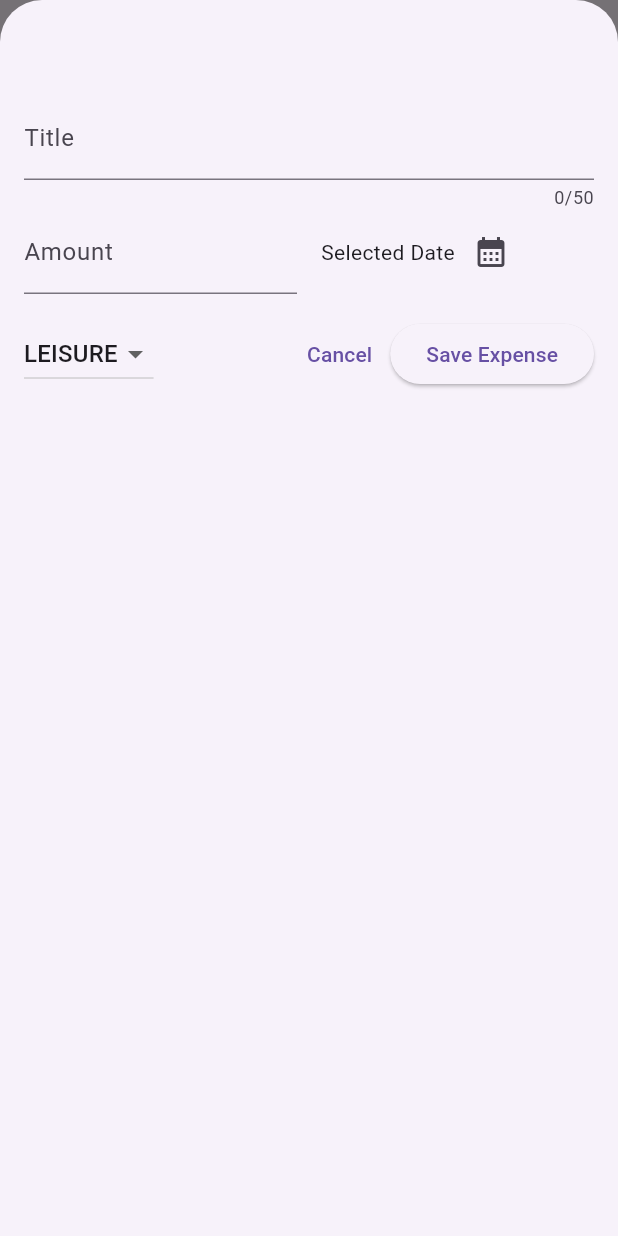
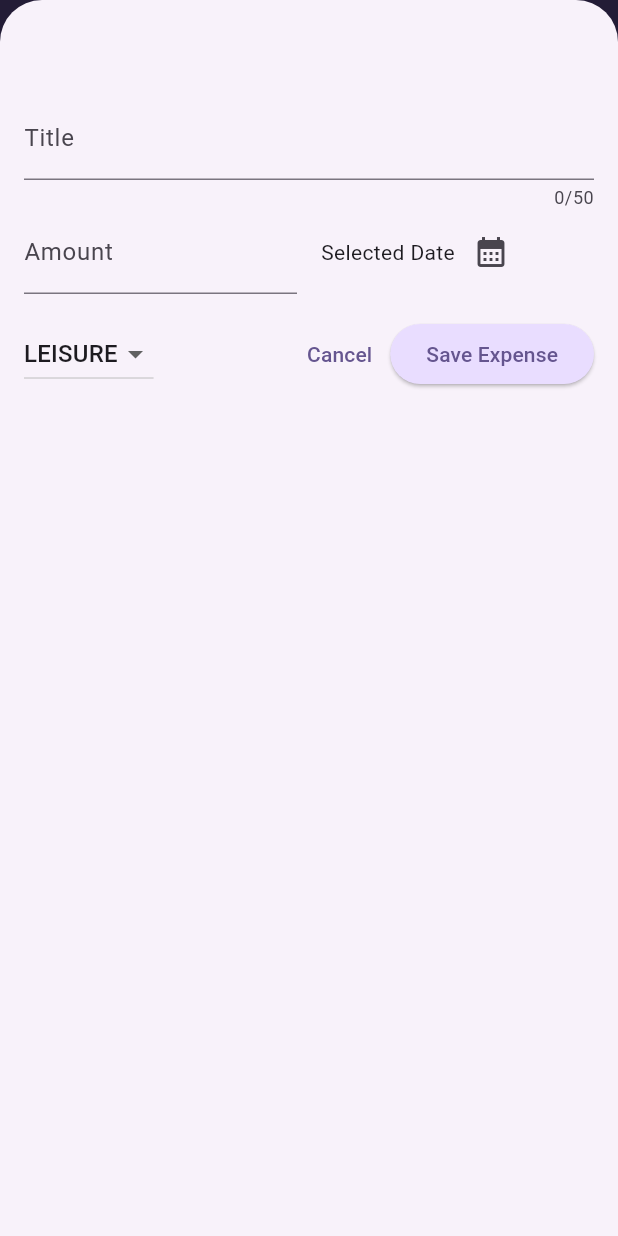
Before and after one commit to okreflection/FlutterApps, a Flutter app: the screen it shows after launch, after a tap on the "add" icon, on a phone screen of 412 x 824 dp. Run offline on Flutter 3.47's test engine with Material 3 defaults, Android fonts, the phone set to English and light mode, and no system bars; our stand-ins replace google_fonts.

Commit message:
Update charts and theming.

```diff
--- a/expense_tracker/lib/expenses.dart
+++ b/expense_tracker/lib/expenses.dart
@@ -1,8 +1,11 @@
+import 'dart:math';
+
 import 'package:flutter/material.dart';
 
 import 'package:expense_tracker/widgets/expenses_list/expenses_list.dart';
 import 'package:expense_tracker/widgets/new_expense.dart';
 import 'package:expense_tracker/models/expense.dart';
+import 'package:expense_tracker/widgets/chart/chart.dart';
 
 class Expenses extends StatefulWidget {
   const Expenses({super.key});
@@ -47,13 +50,37 @@ class _ExpensesState extends State<Expenses> {
   }
 
   void _removeExpense(Expense expense) {
+    final expenseIndex = _registeredExpenses.indexOf(expense);
     setState(() {
       _registeredExpenses.remove(expense);
     });
+    ScaffoldMessenger.of(context).showSnackBar(
+      SnackBar(
+        duration: const Duration(seconds: 3),
+        content: const Text('Expense deleted'),
+        action: SnackBarAction(
+            label: 'Undo',
+            onPressed: () {
+              setState(() {
+                _registeredExpenses.insert(expenseIndex, expense);
+              });
+            }),
+      ),
+    );
   }
 
   @override
   Widget build(BuildContext context) {
+    Widget mainContent =
+        const Center(child: Text('No expenses found, Start adding some!'));
+
+    if (_registeredExpenses.isNotEmpty) {
+      mainContent = ExpensesList(
+        expenses: _registeredExpenses,
+        onRemoveExpense: _removeExpense,
+      );
+    }
+
     return Scaffold(
       appBar: AppBar(
         title: const Text('Flutter Expense Tracker'),
@@ -66,12 +93,8 @@ class _ExpensesState extends State<Expenses> {
       ),
       body: Column(
         children: [
-          const Text('The chart'),
-          Expanded(
-              child: ExpensesList(
-            expenses: _registeredExpenses,
-            onRemoveExpense: _removeExpense,
-          )),
+          Chart(expenses: _registeredExpenses),
+          Expanded(child: mainContent),
         ],
       ),
     );
--- a/expense_tracker/lib/main.dart
+++ b/expense_tracker/lib/main.dart
@@ -2,10 +2,55 @@ import 'package:flutter/material.dart';
 
 import 'package:expense_tracker/expenses.dart';
 
+var kColorScheme =
+    ColorScheme.fromSeed(seedColor: Color.fromARGB(255, 96, 59, 181));
+
+var kDarkColorScheme = ColorScheme.fromSeed(
+  brightness: Brightness.dark,
+  seedColor: const Color.fromARGB(255, 5, 99, 125),
+);
+
 void main() {
   runApp(
-    const MaterialApp(
-      home: Expenses(),
+    MaterialApp(
+      darkTheme: ThemeData.dark().copyWith(
+        colorScheme: kDarkColorScheme,
+        cardTheme: const CardTheme().copyWith(
+          color: kDarkColorScheme.secondaryContainer,
+          margin: const EdgeInsets.symmetric(horizontal: 16, vertical: 8),
+        ),
+        elevatedButtonTheme: ElevatedButtonThemeData(
+          style: ElevatedButton.styleFrom(
+            backgroundColor: kDarkColorScheme.primaryContainer,
+            foregroundColor: kDarkColorScheme.onPrimaryContainer,
+          ),
+        ),
+      ),
+      theme: ThemeData().copyWith(
+        colorScheme: kColorScheme,
+        appBarTheme: const AppBarTheme().copyWith(
+          backgroundColor: kColorScheme.onPrimaryContainer,
+          foregroundColor: kColorScheme.primaryContainer,
+        ),
+        cardTheme: const CardTheme().copyWith(
+          color: kColorScheme.secondaryContainer,
+          margin: const EdgeInsets.symmetric(horizontal: 16, vertical: 8),
+        ),
+        elevatedButtonTheme: ElevatedButtonThemeData(
+          style: ElevatedButton.styleFrom(
+            backgroundColor: kColorScheme.primaryContainer,
+          ),
+        ),
+        textTheme: ThemeData().textTheme.copyWith(
+              titleLarge: TextStyle(
+                fontWeight: FontWeight.bold,
+                color: kColorScheme.onSecondaryContainer,
+                fontSize: 18,
+              ),
+            ),
+      ),
+      themeMode: ThemeMode.system,
+      home: const Expenses(),
     ),
   );
 }
--- a/expense_tracker/lib/models/expense.dart
+++ b/expense_tracker/lib/models/expense.dart
@@ -38,3 +38,26 @@ class Expense {
     return formatter.format(date);
   }
 }
+
+class ExpenseBucket {
+  const ExpenseBucket({
+    required this.category,
+    required this.expenses,
+  });
+
+  ExpenseBucket.forCategory(List<Expense> allExpenses, this.category)
+      : expenses = allExpenses
+            .where((expense) => expense.category == category)
+            .toList();
+
+  final Category category;
+  final List<Expense> expenses;
+
+  double get totalExpenses {
+    double sum = 0;
+    for (final expense in expenses) {
+      sum += expense.amount;
+    }
+    return sum;
+  }
+}
--- /dev/null
+++ b/expense_tracker/lib/widgets/chart/chart.dart
@@ -0,0 +1,95 @@
+import 'package:flutter/material.dart';
+
+import 'package:expense_tracker/widgets/chart/chart_bar.dart';
+import 'package:expense_tracker/models/expense.dart';
+
+class Chart extends StatelessWidget {
+  const Chart({super.key, required this.expenses});
+
+  final List<Expense> expenses;
+
+  List<ExpenseBucket> get buckets {
+    return [
+      ExpenseBucket.forCategory(expenses, Category.food),
+      ExpenseBucket.forCategory(expenses, Category.leisure),
+      ExpenseBucket.forCategory(expenses, Category.travel),
+      ExpenseBucket.forCategory(expenses, Category.work),
+    ];
+  }
+
+  double get maxTotalExpense {
+    double maxTotalExpense = 0;
+
+    for (final bucket in buckets) {
+      if (bucket.totalExpenses > maxTotalExpense) {
+        maxTotalExpense = bucket.totalExpenses;
+      }
+    }
+
+    return maxTotalExpense;
+  }
+
+  @override
+  Widget build(BuildContext context) {
+    final isDarkMode =
+        MediaQuery.of(context).platformBrightness == Brightness.dark;
+    return Container(
+      margin: const EdgeInsets.all(16),
+      padding: const EdgeInsets.symmetric(
+        vertical: 16,
+        horizontal: 8,
+      ),
+      width: double.infinity,
+      height: 180,
+      decoration: BoxDecoration(
+        borderRadius: BorderRadius.circular(8),
+        gradient: LinearGradient(
+          colors: [
+            Theme.of(context).colorScheme.primary.withOpacity(0.3),
+            Theme.of(context).colorScheme.primary.withOpacity(0.0)
+          ],
+          begin: Alignment.bottomCenter,
+          end: Alignment.topCenter,
+        ),
+      ),
+      child: Column(
+        children: [
+          Expanded(
+            child: Row(
+              crossAxisAlignment: CrossAxisAlignment.end,
+              children: [
+                for (final bucket in buckets) // alternative to map()
+                  ChartBar(
+                    fill: bucket.totalExpenses == 0
+                        ? 0
+                        : bucket.totalExpenses / maxTotalExpense,
+                  )
+              ],
+            ),
+          ),
+          const SizedBox(height: 12),
+          Row(
+            children: buckets
+                .map(
+                  (bucket) => Expanded(
+                    child: Padding(
+                      padding: const EdgeInsets.symmetric(horizontal: 4),
+                      child: Icon(
+                        categoryIcons[bucket.category],
+                        color: isDarkMode
+                            ? Theme.of(context).colorScheme.secondary
+                            : Theme.of(context)
+                                .colorScheme
+                                .primary
+                                .withOpacity(0.7),
+                      ),
+                    ),
+                  ),
+                )
+                .toList(),
+          )
+        ],
+      ),
+    );
+  }
+}
--- /dev/null
+++ b/expense_tracker/lib/widgets/chart/chart_bar.dart
@@ -0,0 +1,34 @@
+import 'package:flutter/material.dart';
+
+class ChartBar extends StatelessWidget {
+  const ChartBar({
+    super.key,
+    required this.fill,
+  });
+
+  final double fill;
+
+  @override
+  Widget build(BuildContext context) {
+    final isDarkMode =
+        MediaQuery.of(context).platformBrightness == Brightness.dark;
+    return Expanded(
+      child: Padding(
+        padding: const EdgeInsets.symmetric(horizontal: 4),
+        child: FractionallySizedBox(
+          heightFactor: fill,
+          child: DecoratedBox(
+            decoration: BoxDecoration(
+              shape: BoxShape.rectangle,
+              borderRadius:
+                  const BorderRadius.vertical(top: Radius.circular(8)),
+              color: isDarkMode
+                  ? Theme.of(context).colorScheme.secondary
+                  : Theme.of(context).colorScheme.primary.withOpacity(0.65),
+            ),
+          ),
+        ),
+      ),
+    );
+  }
+}
--- a/expense_tracker/lib/widgets/expenses_list/expenses_item.dart
+++ b/expense_tracker/lib/widgets/expenses_list/expenses_item.dart
@@ -11,9 +11,17 @@ class ExpenseItem extends StatelessWidget {
   Widget build(BuildContext context) {
     return Card(
       child: Padding(
-          padding: const EdgeInsets.symmetric(horizontal: 20, vertical: 16),
-          child: Column(children: [
-            Text(expense.title),
+        padding: const EdgeInsets.symmetric(
+          horizontal: 20,
+          vertical: 16,
+        ),
+        child: Column(
+          crossAxisAlignment: CrossAxisAlignment.start,
+          children: [
+            Text(
+              expense.title,
+              style: Theme.of(context).textTheme.titleLarge,
+            ),
             const SizedBox(
               height: 4,
             ),
@@ -30,7 +38,9 @@ class ExpenseItem extends StatelessWidget {
                 ),
               ],
             )
-          ])),
+          ],
+        ),
+      ),
     );
   }
 }
--- a/expense_tracker/lib/widgets/expenses_list/expenses_list.dart
+++ b/expense_tracker/lib/widgets/expenses_list/expenses_list.dart
@@ -21,6 +21,12 @@ class ExpensesList extends StatelessWidget {
         key: ValueKey(
           expenses[index],
         ),
+        background: Container(
+          color: Theme.of(context).colorScheme.error.withOpacity(0.75),
+          margin: EdgeInsets.symmetric(
+            horizontal: Theme.of(context).cardTheme.margin!.horizontal,
+          ),
+        ),
         onDismissed: (direction) {
           onRemoveExpense(expenses[index]);
         },
```
